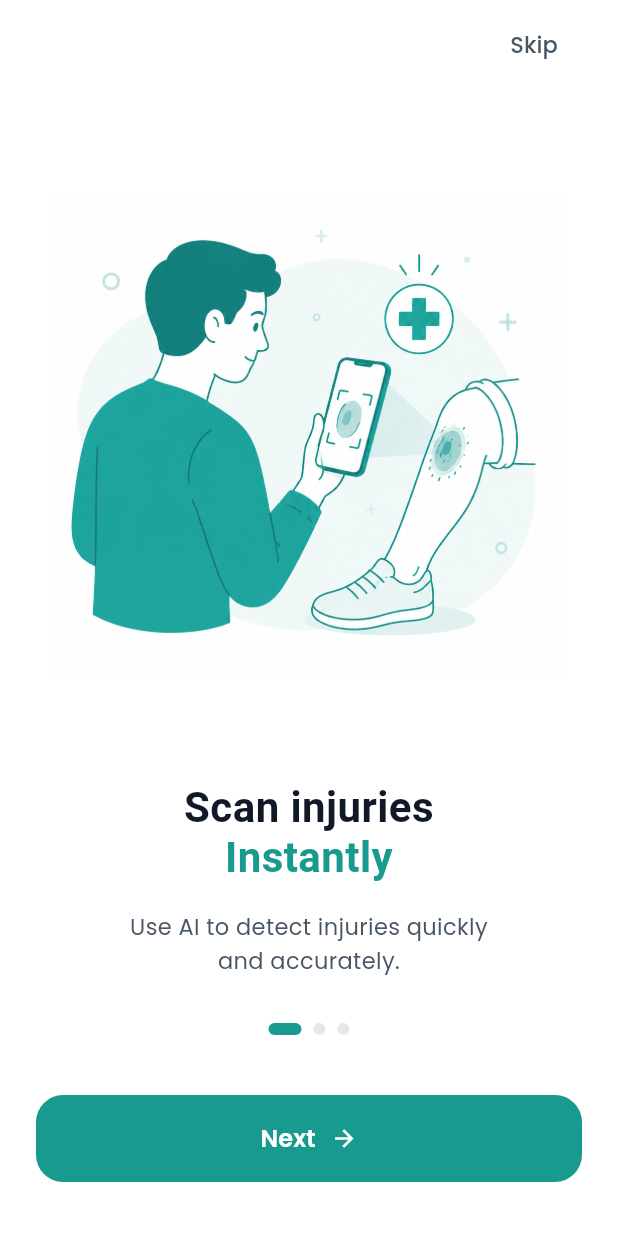
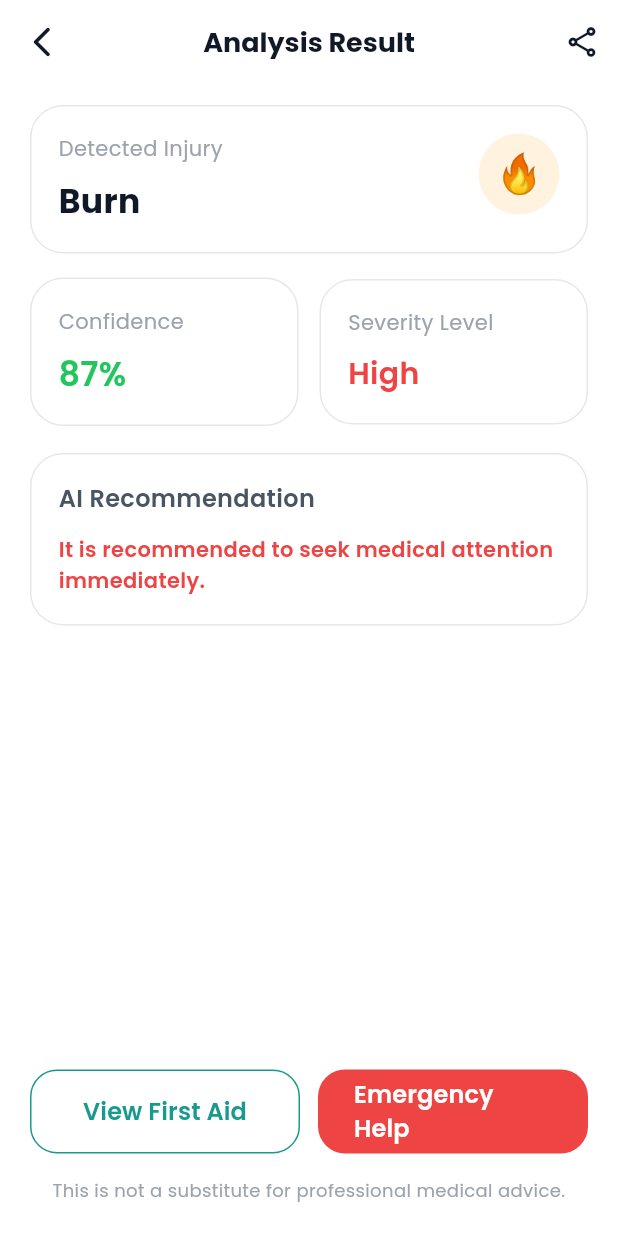
Before and after one commit to asra-faheem124/MediAid-AI, a Flutter app: the screen it shows after launch, on a phone screen of 412 x 824 dp. Run offline on Flutter 3.47's test engine with Material 3 defaults, Android fonts, the phone set to English and light mode, and no system bars; our stand-ins replace get, google_fonts.

Commit message:
Result Screen Completed

```diff
--- a/lib/components/cards.dart
+++ b/lib/components/cards.dart
@@ -1,17 +1,13 @@
 import 'package:flutter/material.dart';
 import 'package:mediaid_ui/components/constants.dart';
 import 'package:mediaid_ui/components/text_styles.dart';
-
 
 // ================= SCAN CARD =================
 
 class ScanCard extends StatelessWidget {
   final VoidCallback onTap;
 
-  const ScanCard({
-    super.key,
-    required this.onTap,
-  });
+  const ScanCard({super.key, required this.onTap});
 
   @override
   Widget build(BuildContext context) {
@@ -21,10 +17,7 @@ class ScanCard extends StatelessWidget {
       decoration: BoxDecoration(
         borderRadius: BorderRadius.circular(24),
         gradient: const LinearGradient(
-          colors: [
-            ColorConstants.primaryDark,
-            ColorConstants.primary,
-          ],
+          colors: [ColorConstants.primaryDark, ColorConstants.primary],
         ),
       ),
       child: Material(
@@ -52,9 +45,7 @@ class ScanCard extends StatelessWidget {
                 const SizedBox(height: 14),
                 Text(
                   "Scan Injury",
-                  style: AppTextStyles.subHeading.copyWith(
-                    color: Colors.white,
-                  ),
+                  style: AppTextStyles.subHeading.copyWith(color: Colors.white),
                 ),
                 const SizedBox(height: 4),
                 Text(
@@ -71,8 +62,6 @@ class ScanCard extends StatelessWidget {
     );
   }
 }
-
-
 
 // ================= ACTION CARD =================
 
@@ -102,23 +91,15 @@ class ActionCard extends StatelessWidget {
           decoration: BoxDecoration(
             color: Colors.white,
             borderRadius: BorderRadius.circular(20),
-            border: Border.all(
-              color: ColorConstants.border,
-            ),
+            border: Border.all(color: ColorConstants.border),
           ),
           child: Column(
             children: [
-              Icon(
-                icon,
-                color: iconColor,
-                size: 30,
-              ),
+              Icon(icon, color: iconColor, size: 30),
               const SizedBox(height: 10),
               Text(
                 title,
-                style: AppTextStyles.body.copyWith(
-                  fontWeight: FontWeight.w600,
-                ),
+                style: AppTextStyles.body.copyWith(fontWeight: FontWeight.w600),
               ),
             ],
           ),
@@ -127,8 +108,6 @@ class ActionCard extends StatelessWidget {
     );
   }
 }
-
-
 
 // ================= SAFETY CARD =================
 
@@ -142,9 +121,7 @@ class SafetyCard extends StatelessWidget {
       decoration: BoxDecoration(
         color: Colors.white,
         borderRadius: BorderRadius.circular(22),
-        border: Border.all(
-          color: ColorConstants.border,
-        ),
+        border: Border.all(color: ColorConstants.border),
       ),
       child: Row(
         children: [
@@ -154,9 +131,7 @@ class SafetyCard extends StatelessWidget {
               children: [
                 Text(
                   "Stay prepared. Stay safe.",
-                  style: AppTextStyles.subHeading.copyWith(
-                    fontSize: 16,
-                  ),
+                  style: AppTextStyles.subHeading.copyWith(fontSize: 16),
                 ),
                 const SizedBox(height: 8),
                 Text(
@@ -183,3 +158,86 @@ class SafetyCard extends StatelessWidget {
     );
   }
 }
+
+// ================= RESULT INFO CARD =================
+
+class ResultInfoCard extends StatelessWidget {
+  final String title;
+  final String value;
+  final TextStyle? valueStyle;
+  final Widget? trailing;
+
+  const ResultInfoCard({
+    super.key,
+    required this.title,
+    required this.value,
+    this.valueStyle,
+    this.trailing,
+  });
+
+  @override
+  Widget build(BuildContext context) {
+    return Container(
+      padding: const EdgeInsets.all(18),
+      decoration: BoxDecoration(
+        color: Colors.white,
+        borderRadius: BorderRadius.circular(22),
+        border: Border.all(color: ColorConstants.border),
+      ),
+      child: Row(
+        crossAxisAlignment: CrossAxisAlignment.start,
+        children: [
+          Expanded(
+            child: Column(
+              crossAxisAlignment: CrossAxisAlignment.start,
+              children: [
+                Text(title, style: AppTextStyles.lightBody),
+                const SizedBox(height: 10),
+                Text(
+                  value,
+                  style:
+                      valueStyle ??
+                      AppTextStyles.title.copyWith(fontWeight: FontWeight.bold),
+                ),
+              ],
+            ),
+          ),
+          if (trailing != null) trailing!,
+        ],
+      ),
+    );
+  }
+}
+
+// ================= RECOMMENDATION CARD =================
+
+class RecommendationCard extends StatelessWidget {
+  const RecommendationCard({super.key});
+
+  @override
+  Widget build(BuildContext context) {
+    return Container(
+      width: double.infinity,
+      padding: const EdgeInsets.all(18),
+      decoration: BoxDecoration(
+        color: Colors.white,
+        borderRadius: BorderRadius.circular(22),
+        border: Border.all(color: ColorConstants.border),
+      ),
+      child: Column(
+        crossAxisAlignment: CrossAxisAlignment.start,
+        children: [
+          Text(
+            "AI Recommendation",
+            style: AppTextStyles.subHeading.copyWith(fontSize: 16),
+          ),
+          const SizedBox(height: 12),
+          Text(
+            "It is recommended to seek medical attention immediately.",
+            style: AppTextStyles.danger.copyWith(height: 1.5),
+          ),
+        ],
+      ),
+    );
+  }
+}
--- a/lib/main.dart
+++ b/lib/main.dart
@@ -2,7 +2,9 @@ import 'package:flutter/material.dart';
 import 'package:get/get.dart';
 import 'package:google_fonts/google_fonts.dart';
 import 'package:mediaid_ui/components/constants.dart';
+import 'package:mediaid_ui/home_screen.dart';
 import 'package:mediaid_ui/processing_screen.dart';
+import 'package:mediaid_ui/result_screen.dart';
 import 'package:mediaid_ui/splash.dart';
 void main() {
   runApp(const MyApp());
@@ -21,7 +23,7 @@ class MyApp extends StatelessWidget {
         textTheme: GoogleFonts.poppinsTextTheme(Theme.of(context).textTheme),
         scaffoldBackgroundColor: ColorConstants.background,
       ),
-      home: SplashScreen(),
+      home: ResultScreen(),
     );
   }
 }
--- /dev/null
+++ b/lib/result_screen.dart
@@ -0,0 +1,164 @@
+import 'package:flutter/material.dart';
+import 'package:mediaid_ui/components/cards.dart';
+import 'package:mediaid_ui/components/constants.dart';
+import 'package:mediaid_ui/components/text_styles.dart';
+
+class ResultScreen extends StatelessWidget {
+  const ResultScreen({super.key});
+
+  @override
+  Widget build(BuildContext context) {
+    return Scaffold(
+      backgroundColor: ColorConstants.background,
+      appBar: AppBar(
+        elevation: 0,
+        backgroundColor: Colors.white,
+        surfaceTintColor: Colors.transparent,
+        centerTitle: true,
+        leading: IconButton(
+          icon: const Icon(Icons.arrow_back_ios_new_rounded,
+              color: ColorConstants.heading),
+          onPressed: () {},
+        ),
+        title: Text(
+          "Analysis Result",
+          style: AppTextStyles.subHeading.copyWith(
+            fontWeight: FontWeight.bold,
+            color: ColorConstants.heading,
+          ),
+        ),
+        actions: [
+          IconButton(
+            onPressed: () {},
+            icon: const Icon(Icons.share_outlined, color: ColorConstants.heading),
+          ),
+        ],
+      ),
+
+      body: SafeArea(
+        child: Padding(
+          padding: const EdgeInsets.symmetric(horizontal: 20, vertical: 14),
+          child: Column(
+            children: [
+              // Injury Result Card
+              ResultInfoCard(
+                title: "Detected Injury",
+                value: "Burn",
+                trailing: Container(
+                  height: 54,
+                  width: 54,
+                  decoration: BoxDecoration(
+                    color: Colors.orange.withValues(alpha: 0.12),
+                    shape: BoxShape.circle,
+                  ),
+                  child: const Center(
+                    child: Text(
+                      "🔥",
+                      style: TextStyle(fontSize: 26),
+                    ),
+                  ),
+                ),
+              ),
+
+              const SizedBox(height: 16),
+
+              // Confidence + Severity
+              Row(
+                children: [
+                  Expanded(
+                    child: ResultInfoCard(
+                      title: "Confidence",
+                      value: "87%",
+                      valueStyle: AppTextStyles.success.copyWith(fontSize: 22),
+                    ),
+                  ),
+                  const SizedBox(width: 14),
+                  Expanded(
+                    child: ResultInfoCard(
+                      title: "Severity Level",
+                      value: "High",
+                      valueStyle: AppTextStyles.danger.copyWith(fontSize: 20),
+                    ),
+                  ),
+                ],
+              ),
+
+              const SizedBox(height: 18),
+
+              // Recommendation
+              const RecommendationCard(),
+
+              const Spacer(),
+
+              // Bottom Buttons
+              const BottomActionButtons(),
+
+              const SizedBox(height: 16),
+
+              Text(
+                "This is not a substitute for professional medical advice.",
+                textAlign: TextAlign.center,
+                style: AppTextStyles.caption,
+              ),
+
+              const SizedBox(height: 8),
+            ],
+          ),
+        ),
+      ),
+    );
+  }
+}
+
+
+// =====================================================
+// BOTTOM BUTTONS
+// =====================================================
+
+class BottomActionButtons extends StatelessWidget {
+  const BottomActionButtons({super.key});
+
+  @override
+  Widget build(BuildContext context) {
+    return Row(
+      children: [
+        Expanded(
+          child: OutlinedButton(
+            onPressed: () {},
+            style: OutlinedButton.styleFrom(
+              minimumSize: const Size.fromHeight(56),
+              side: const BorderSide(color: ColorConstants.primary),
+              shape: RoundedRectangleBorder(
+                borderRadius: BorderRadius.circular(18),
+              ),
+            ),
+            child: Text(
+              "View First Aid",
+              style: AppTextStyles.primaryText,
+            ),
+          ),
+        ),
+
+        const SizedBox(width: 12),
+
+        Expanded(
+          child: ElevatedButton(
+            onPressed: () {},
+            style: ElevatedButton.styleFrom(
+              backgroundColor: ColorConstants.danger,
+              elevation: 0,
+              minimumSize: const Size.fromHeight(56),
+              shape: RoundedRectangleBorder(
+                borderRadius: BorderRadius.circular(18),
+              ),
+            ),
+            child: Text(
+              "Emergency Help",
+              style: AppTextStyles.button,
+            ),
+          ),
+        ),
+      ],
+    );
+  }
+}
```
